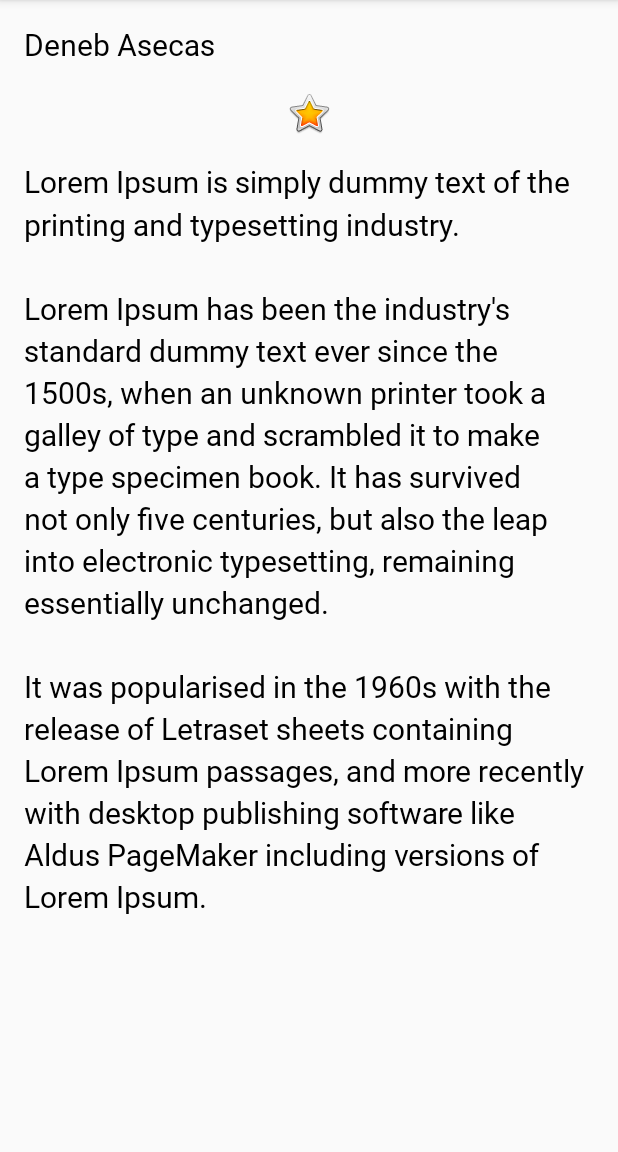
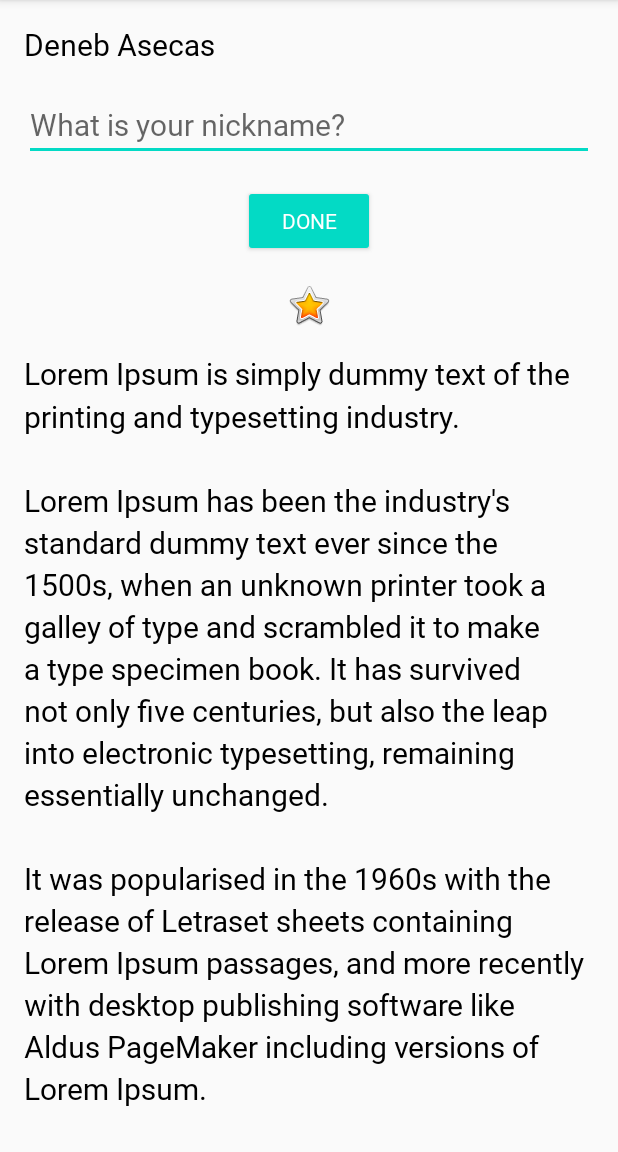
Before and after one commit to denebchorny/AboutMe-Udacity, an Android app: the MainActivity screen opened directly, with no data from a screen before it, on a phone screen of 412 x 824 dp, the part 84-1236 px from its top. Run offline under Robolectric (Android 15) with nearby library versions, the phone set to English and light mode, and no system bars.

Commit message:
[ADD] Button to edit nickname

```diff
--- a/app/src/main/java/com/denebchorny/android/aboutme/MainActivity.kt
+++ b/app/src/main/java/com/denebchorny/android/aboutme/MainActivity.kt
@@ -1,11 +1,44 @@
 package com.denebchorny.android.aboutme
 
+import android.content.Context
+import android.os.Bundle
+import android.view.View
+import android.view.View.GONE
+import android.view.View.VISIBLE
+import android.view.inputmethod.InputMethodManager
+import android.widget.Button
+import android.widget.EditText
+import android.widget.TextView
 import androidx.appcompat.app.AppCompatActivity
-import android.os.Bundle
 
 class MainActivity : AppCompatActivity() {
+
+    lateinit var btnDone: Button
+    lateinit var etNickName: EditText
+    lateinit var tvNickName: TextView
+
     override fun onCreate(savedInstanceState: Bundle?) {
         super.onCreate(savedInstanceState)
         setContentView(R.layout.activity_main)
+
+        btnDone = findViewById(R.id.btnDone)
+        etNickName = findViewById(R.id.etNickName)
+        tvNickName = findViewById(R.id.tvNickname)
+
+        btnDone.setOnClickListener { onDoneClicked(it) }
+    }
+
+    private fun onDoneClicked(view: View) {
+        if(etNickName.text.isNullOrEmpty()) return
+
+        view.visibility = GONE
+        etNickName.visibility = GONE
+        tvNickName.visibility = VISIBLE
+
+        tvNickName.text = etNickName.text
+
+        // Hide the keyboard.
+        val imm = getSystemService(Context.INPUT_METHOD_SERVICE) as InputMethodManager
+        imm.hideSoftInputFromWindow(view.windowToken, 0)
     }
 }
--- a/app/src/main/res/layout/activity_main.xml
+++ b/app/src/main/res/layout/activity_main.xml
@@ -15,6 +15,36 @@
         android:layout_height="wrap_content"
         android:text="@string/mainactivity_profile_name"
         android:textAlignment="center" />
+
+    <EditText
+        android:id="@+id/etNickName"
+        style="@style/HeaderStyle"
+        android:layout_width="match_parent"
+        android:layout_height="wrap_content"
+        android:autofillHints=""
+        android:hint="@string/mainactivity_what_is_your_nick_name"
+        android:inputType="textPersonName|textImeMultiLine"
+        android:textAlignment="center" />
+
+    <Button
+        android:id="@+id/btnDone"
+        android:layout_width="wrap_content"
+        android:layout_height="wrap_content"
+        android:layout_gravity="center_horizontal"
+        android:layout_marginTop="@dimen/spacing_regular"
+        android:fontFamily="@font/roboto"
+        style="@style/Widget.AppCompat.Button.Colored"
+        android:text="@string/mainactivity_done" />
+
+    <TextView
+        android:id="@+id/tvNickname"
+        android:layout_width="match_parent"
+        android:layout_height="wrap_content"
+       style="@style/HeaderStyle"
+        android:textAlignment="center"
+        android:visibility="gone"
+        tools:visibility="visible"
+        tools:text="Name" />
 
     <ImageView
         android:id="@+id/tvAvatar"
--- a/app/src/main/res/values/strings.xml
+++ b/app/src/main/res/values/strings.xml
@@ -3,4 +3,7 @@
     <string name="mainactivity_profile_name">Deneb Asecas</string>
     <string name="contentdescription_yellow_star">Yellow star</string>
     <string name="mainactivity_bio_description">Lorem Ipsum is simply dummy text of the printing and typesetting industry. \n\nLorem Ipsum has been the industry\'s standard dummy text ever since the 1500s, when an unknown printer took a galley of type and scrambled it to make a type specimen book. It has survived not only five centuries, but also the leap into electronic typesetting, remaining essentially unchanged. \n\nIt was popularised in the 1960s with the release of Letraset sheets containing Lorem Ipsum passages, and more recently with desktop publishing software like Aldus PageMaker including versions of Lorem Ipsum.</string>
+    <string name="mainactiyivty" />
+    <string name="mainactivity_what_is_your_nick_name">What is your nickname?</string>
+    <string name="mainactivity_done">Done</string>
 </resources>
```
